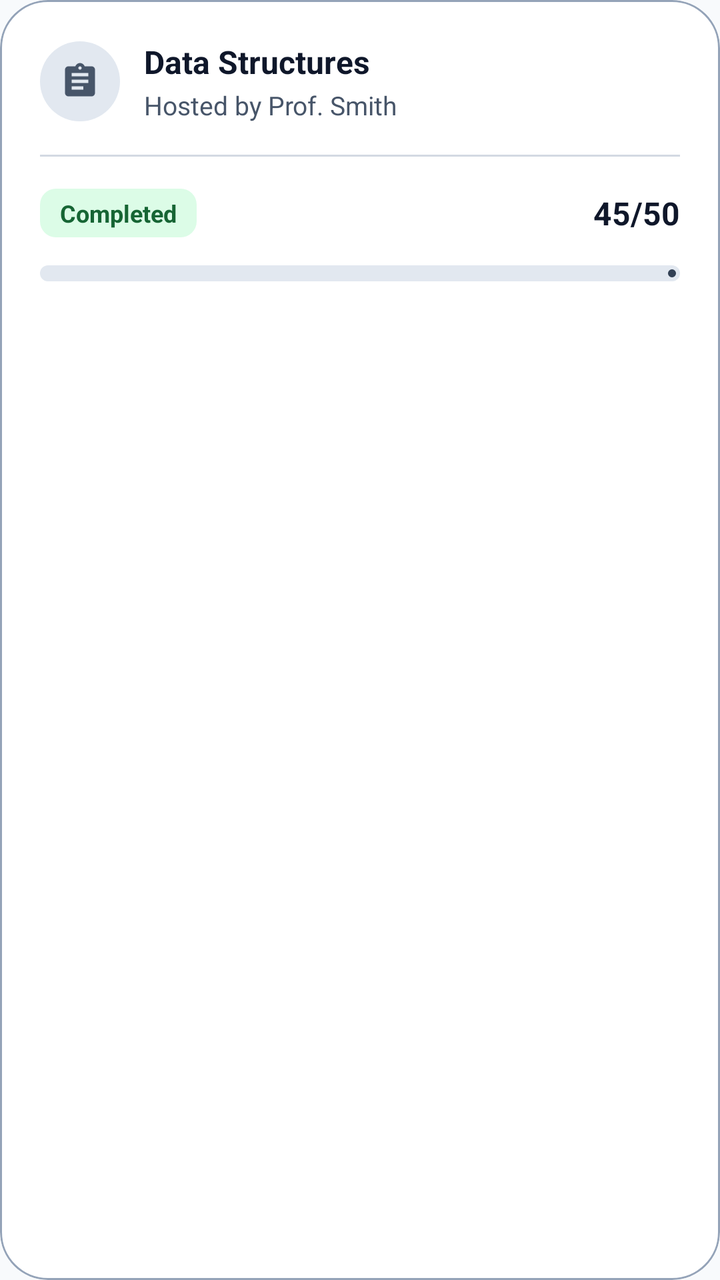
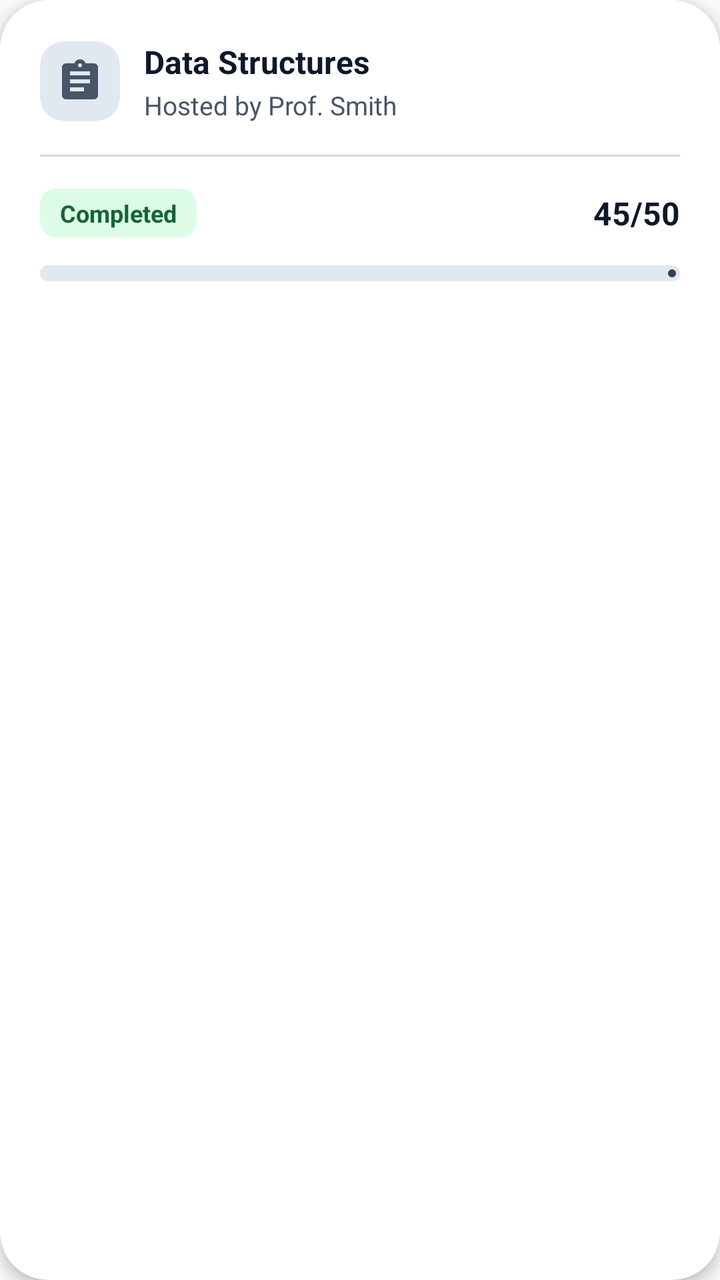

Screens rendered from an Android XML layout before and after an edit, with the pre-edit source and the edit as a unified diff.
<!-- AndroidManifest.xml: application theme Theme.TestMaster -->
<!-- res/layout/layout_test_appear.xml -->
<?xml version="1.0" encoding="utf-8"?>
<com.google.android.material.card.MaterialCardView xmlns:android="http://schemas.android.com/apk/res/android"
    xmlns:app="http://schemas.android.com/apk/res-auto"
    xmlns:tools="http://schemas.android.com/tools"
    android:layout_width="280dp"
    android:layout_height="wrap_content"
    android:layout_marginEnd="16dp"
    android:layout_marginVertical="8dp"
    app:cardBackgroundColor="@color/surface"
    app:cardCornerRadius="24dp"
    app:cardElevation="0dp"
    app:strokeColor="@color/outline"
    app:strokeWidth="1dp">

    <LinearLayout
        android:layout_width="match_parent"
        android:layout_height="wrap_content"
        android:orientation="vertical"
        android:padding="20dp">

        <LinearLayout
            android:layout_width="match_parent"
            android:layout_height="wrap_content"
            android:gravity="center_vertical"
            android:orientation="horizontal">

            <FrameLayout
                android:layout_width="40dp"
                android:layout_height="40dp"
                android:background="@drawable/bg_circle_surface">

                <ImageView
                    android:layout_width="20dp"
                    android:layout_height="20dp"
                    android:layout_gravity="center"
                    android:src="@drawable/baseline_assignment_24"
                    app:tint="@color/onSurfaceVariant" />
            </FrameLayout>

            <LinearLayout
                android:layout_width="0dp"
                android:layout_height="wrap_content"
                android:layout_marginStart="12dp"
                android:layout_weight="1"
                android:orientation="vertical">

                <TextView
                    android:id="@+id/subject_name"
                    android:layout_width="match_parent"
                    android:layout_height="wrap_content"
                    android:ellipsize="end"
                    android:maxLines="1"
                    android:text="Data Structures"
                    android:textColor="@color/onSurface"
                    android:textSize="16sp"
                    android:textStyle="bold" />

                <TextView
                    android:id="@+id/hosted_by"
                    android:layout_width="match_parent"
                    android:layout_height="wrap_content"
                    android:layout_marginTop="2dp"
                    android:ellipsize="end"
                    android:maxLines="1"
                    android:text="Hosted by Prof. Smith"
                    android:textColor="@color/onSurfaceVariant"
                    android:textSize="13sp" />
            </LinearLayout>
        </LinearLayout>

        <View
            android:layout_width="match_parent"
            android:layout_height="1dp"
            android:layout_marginVertical="16dp"
            android:background="@color/outline"
            android:alpha="0.4" />

        <LinearLayout
            android:layout_width="match_parent"
            android:layout_height="wrap_content"
            android:gravity="center_vertical"
            android:orientation="horizontal">

            <TextView
                android:id="@+id/exam_status"
                android:layout_width="wrap_content"
                android:layout_height="wrap_content"
                android:background="@drawable/bg_status_badge"
                android:paddingHorizontal="10dp"
                android:paddingVertical="4dp"
                android:text="Completed"
                android:textColor="@color/success_text"
                android:textSize="12sp"
                android:textStyle="bold" />

            <View
                android:layout_width="0dp"
                android:layout_height="0dp"
                android:layout_weight="1" />

            <TextView
                android:id="@+id/tv_mark_scored"
                android:layout_width="wrap_content"
                android:layout_height="wrap_content"
                android:text="45/50"
                android:textColor="@color/onSurface"
                android:textSize="16sp"
                android:textStyle="bold" />
        </LinearLayout>

        <com.google.android.material.progressindicator.LinearProgressIndicator
            android:id="@+id/pr_markScored"
            android:layout_width="match_parent"
            android:layout_height="wrap_content"
            android:layout_marginTop="14dp"
            android:progress="90"
            app:indicatorColor="@color/accent"
            app:trackColor="@color/surfaceVariant"
            app:trackCornerRadius="4dp"
            app:trackThickness="8dp" />

    </LinearLayout>
</com.google.android.material.card.MaterialCardView>
<!-- resources referenced by this layout -->
<resources>
  <color name="accent">#334155</color>
  <color name="onSurface">#0F172A</color>
  <color name="onSurfaceVariant">#475569</color>
  <color name="outline">#94A3B8</color>
  <color name="success_text">#166534</color>
  <color name="surface">#FFFFFF</color>
  <color name="surfaceVariant">#E2E8F0</color>
  <!-- drawable baseline_assignment_24 (drawable) -->
  <vector android:autoMirrored="true" android:height="24dp"
      android:tint="#000000" android:viewportHeight="24"
      android:viewportWidth="24" android:width="24dp" xmlns:android="http://schemas.android.com/apk/res/android">
      <path android:fillColor="@android:color/white" android:pathData="M19,3h-4.18C14.4,1.84 13.3,1 12,1c-1.3,0 -2.4,0.84 -2.82,2L5,3c-1.1,0 -2,0.9 -2,2v14c0,1.1 0.9,2 2,2h14c1.1,0 2,-0.9 2,-2L21,5c0,-1.1 -0.9,-2 -2,-2zM12,3c0.55,0 1,0.45 1,1s-0.45,1 -1,1 -1,-0.45 -1,-1 0.45,-1 1,-1zM14,17L7,17v-2h7v2zM17,13L7,13v-2h10v2zM17,9L7,9L7,7h10v2z"/>
  </vector>
  <!-- drawable bg_circle_surface (drawable) -->
  <?xml version="1.0" encoding="utf-8"?>
  <shape xmlns:android="http://schemas.android.com/apk/res/android"
      android:shape="oval">
      <solid android:color="@color/surfaceVariant" />
  </shape>
  <!-- drawable bg_status_badge (drawable) -->
  <?xml version="1.0" encoding="utf-8"?>
  <shape xmlns:android="http://schemas.android.com/apk/res/android">
      <solid android:color="@color/success_bg" />
      <corners android:radius="8dp" />
  </shape>
  <style name="Theme.TestMaster" parent="Base.Theme.TestMaster" />
  <color name="success_bg">#DCFCE7</color>
  <style name="Base.Theme.TestMaster" parent="Theme.Material3.DayNight.NoActionBar">
          
          <item name="colorPrimary">@color/primary</item>
          <item name="colorOnPrimary">@color/onPrimary</item>
          <item name="colorPrimaryContainer">@color/primaryContainer</item>
          <item name="colorOnPrimaryContainer">@color/onPrimaryContainer</item>
  
          <item name="colorSecondary">@color/secondary</item>
          <item name="colorOnSecondary">@color/onSecondary</item>
          <item name="colorSecondaryContainer">@color/secondaryContainer</item>
          <item name="colorOnSecondaryContainer">@color/onSecondaryContainer</item>
  
          
          <item name="android:windowBackground">@color/background</item>
          <item name="colorSurface">@color/surface</item>
          <item name="colorOnSurface">@color/onSurface</item>
          <item name="colorSurfaceVariant">@color/surfaceVariant</item>
          <item name="colorOnSurfaceVariant">@color/onSurfaceVariant</item>
          <item name="colorOutline">@color/outline</item>
  
          
          <item name="colorError">@color/error</item>
          <item name="colorOnError">@color/onError</item>
          <item name="colorErrorContainer">@color/errorContainer</item>
          <item name="colorOnErrorContainer">@color/onErrorContainer</item>
  
          
          <item name="android:statusBarColor">@color/surface</item>
          <item name="android:windowLightStatusBar">true</item>
      </style>
  <color name="primary">#FFFFFF</color>
  <color name="onPrimary">#0F172A</color>
  <color name="primaryContainer">#F1F5F9</color>
  <color name="onPrimaryContainer">#0F172A</color>
  <color name="secondary">#64748B</color>
  <color name="onSecondary">#FFFFFF</color>
  <color name="secondaryContainer">#E2E8F0</color>
  <color name="onSecondaryContainer">#0F172A</color>
  <color name="background">#F8FAFC</color>
  <color name="error">#DC2626</color>
  <color name="onError">#FFFFFF</color>
  <color name="errorContainer">#FEE2E2</color>
  <color name="onErrorContainer">#7F1D1D</color>
</resources>

<!-- the commit's change to res/layout/layout_test_appear.xml (unified diff, before → after) -->
@@ -1,16 +1,16 @@
 <?xml version="1.0" encoding="utf-8"?>
-<com.google.android.material.card.MaterialCardView xmlns:android="http://schemas.android.com/apk/res/android"
+<com.google.android.material.card.MaterialCardView
+    xmlns:android="http://schemas.android.com/apk/res/android"
     xmlns:app="http://schemas.android.com/apk/res-auto"
-    xmlns:tools="http://schemas.android.com/tools"
     android:layout_width="280dp"
     android:layout_height="wrap_content"
     android:layout_marginEnd="16dp"
     android:layout_marginVertical="8dp"
     app:cardBackgroundColor="@color/surface"
     app:cardCornerRadius="24dp"
-    app:cardElevation="0dp"
+    app:cardElevation="4dp"
     app:strokeColor="@color/outline"
-    app:strokeWidth="1dp">
+    app:strokeWidth="0dp">
 
     <LinearLayout
         android:layout_width="match_parent"
@@ -24,18 +24,23 @@
             android:gravity="center_vertical"
             android:orientation="horizontal">
 
-            <FrameLayout
+            <com.google.android.material.card.MaterialCardView
+                android:id="@+id/cv_icon_container"
                 android:layout_width="40dp"
                 android:layout_height="40dp"
-                android:background="@drawable/bg_circle_surface">
+                app:cardCornerRadius="12dp"
+                app:cardElevation="0dp"
+                app:strokeWidth="0dp"
+                app:cardBackgroundColor="@color/surfaceVariant">
 
                 <ImageView
-                    android:layout_width="20dp"
-                    android:layout_height="20dp"
+                    android:id="@+id/iv_explore_icon"
+                    android:layout_width="24dp"
+                    android:layout_height="24dp"
                     android:layout_gravity="center"
                     android:src="@drawable/baseline_assignment_24"
                     app:tint="@color/onSurfaceVariant" />
-            </FrameLayout>
+            </com.google.android.material.card.MaterialCardView>
 
             <LinearLayout
                 android:layout_width="0dp"
<!-- resource entries referenced after the edit -->
@@ -13,12 +13,6 @@
       android:viewportWidth="24" android:width="24dp" xmlns:android="http://schemas.android.com/apk/res/android">
       <path android:fillColor="@android:color/white" android:pathData="M19,3h-4.18C14.4,1.84 13.3,1 12,1c-1.3,0 -2.4,0.84 -2.82,2L5,3c-1.1,0 -2,0.9 -2,2v14c0,1.1 0.9,2 2,2h14c1.1,0 2,-0.9 2,-2L21,5c0,-1.1 -0.9,-2 -2,-2zM12,3c0.55,0 1,0.45 1,1s-0.45,1 -1,1 -1,-0.45 -1,-1 0.45,-1 1,-1zM14,17L7,17v-2h7v2zM17,13L7,13v-2h10v2zM17,9L7,9L7,7h10v2z"/>
   </vector>
-  <!-- drawable bg_circle_surface (drawable) -->
-  <?xml version="1.0" encoding="utf-8"?>
-  <shape xmlns:android="http://schemas.android.com/apk/res/android"
-      android:shape="oval">
-      <solid android:color="@color/surfaceVariant" />
-  </shape>
   <!-- drawable bg_status_badge (drawable) -->
   <?xml version="1.0" encoding="utf-8"?>
   <shape xmlns:android="http://schemas.android.com/apk/res/android">
@@ -54,6 +48,9 @@
           <item name="colorOnErrorContainer">@color/onErrorContainer</item>
   
           
+          <item name="colorControlActivated">@color/accent</item>
+  
+          
           <item name="android:statusBarColor">@color/surface</item>
           <item name="android:windowLightStatusBar">true</item>
       </style>
